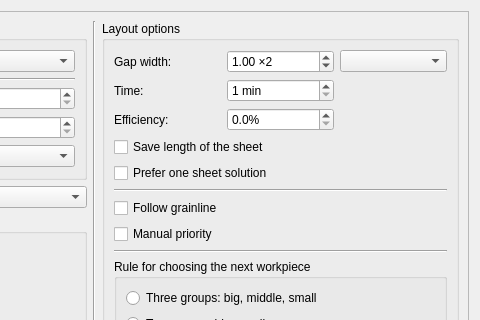
First picture: the form in src/app/valentina/dialogs/dialoglayoutsettings.ui, repository dismine/valentina, before the edit; both pictures show x 292 to 772 and y 0 to 320 of the 772 by 701 pixel window.
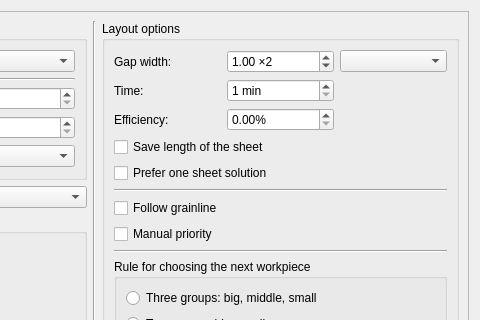
Second picture: the form after the edit. Icons and pictures are not drawn.

Commit message: Layout efficiency coefficient should support two decimals.

Diff of the .ui file:
```diff
--- a/src/app/valentina/dialogs/dialoglayoutsettings.ui
+++ b/src/app/valentina/dialogs/dialoglayoutsettings.ui
@@ -441,7 +441,7 @@
                <string notr="true">%</string>
               </property>
               <property name="decimals">
-               <number>1</number>
+               <number>2</number>
               </property>
               <property name="singleStep">
                <double>0.100000000000000</double>
```
Left out of the diff: 8 changed lines with no effect on the pictures.
